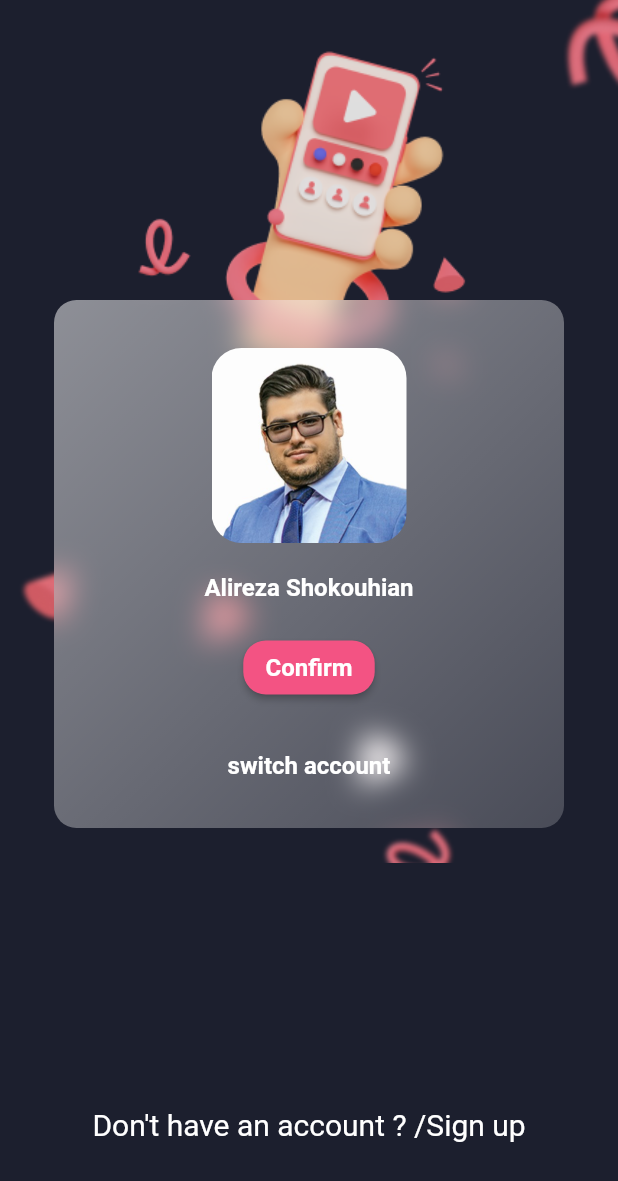
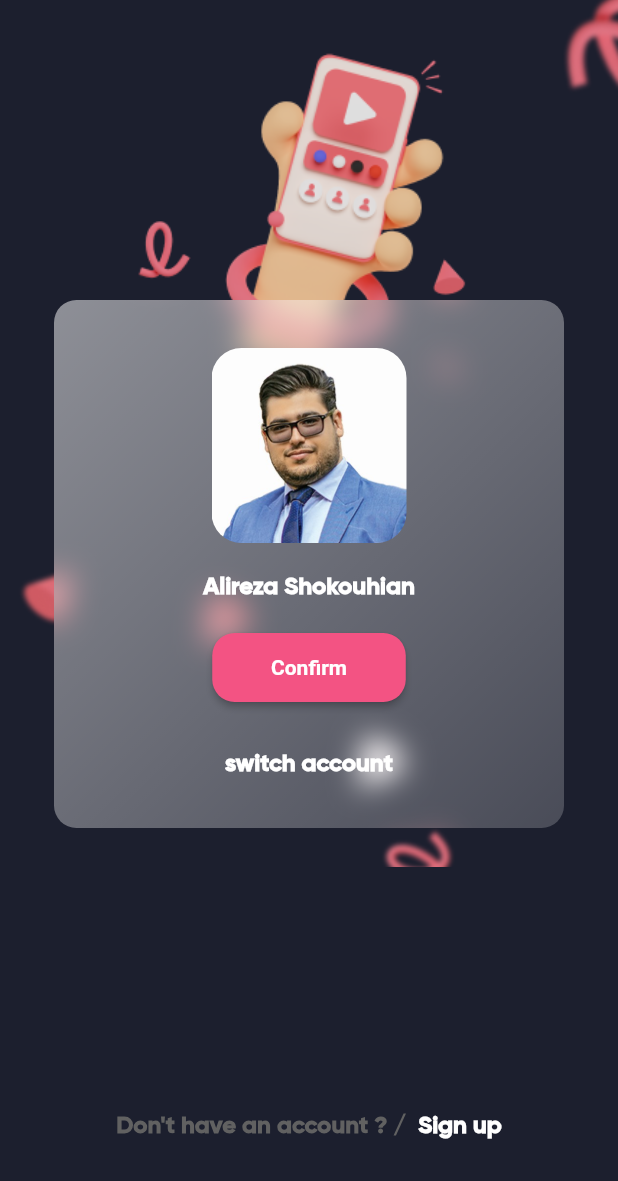
Before and after one commit to alirezaproject/flutter-instagram-clone-ui, a Flutter app: the screen it shows after launch, on a phone screen of 412 x 824 dp. Shown: the top 1181 px of the screen. Run offline on Flutter 3.47's test engine with Material 2 defaults, Android fonts, the phone set to English and light mode, and no system bars.

Commit message:
feat : add fonts , manage theme

```diff
--- a/lib/screens/switch_account_screen.dart
+++ b/lib/screens/switch_account_screen.dart
@@ -67,16 +67,14 @@ class SwitchAccountScreen extends StatelessWidget {
                           SizedBox(
                             height: 20,
                           ),
-                          ElevatedButton(
-                            onPressed: () {},
-                            child: Text(
-                              'Confirm',
-                              style: theme.textTheme.button,
-                            ),
-                            style: ElevatedButton.styleFrom(
-                              backgroundColor: theme.colorScheme.primary,
-                              shape: RoundedRectangleBorder(
-                                  borderRadius: BorderRadius.circular(15)),
+                          SizedBox(
+                            height: 46,
+                            width: 129,
+                            child: ElevatedButton(
+                              onPressed: () {},
+                              child: Text(
+                                'Confirm',
+                              ),
                             ),
                           ),
                           SizedBox(
@@ -98,11 +96,13 @@ class SwitchAccountScreen extends StatelessWidget {
         Padding(
           padding: const EdgeInsets.fromLTRB(0, 163, 0, 63),
           child: Row(
+            mainAxisSize: MainAxisSize.max,
             mainAxisAlignment: MainAxisAlignment.center,
             children: [
-              Text('Don\'t have an account ? /',
-                  style: theme.textTheme.headline3),
-              Text('Sign up', style: theme.textTheme.headline3),
+              Text('Don\'t have an account ? / ',
+                  style: theme.textTheme.headline4!
+                      .merge(TextStyle(color: Colors.grey[700]))),
+              Text(' Sign up', style: theme.textTheme.headline4),
             ],
           ),
         )
--- a/lib/theme/theme.dart
+++ b/lib/theme/theme.dart
@@ -2,22 +2,31 @@ import 'package:flutter/material.dart';
 
 ThemeData mainTheme() {
   return ThemeData(
+    elevatedButtonTheme: ElevatedButtonThemeData(
+      style: ElevatedButton.styleFrom(
+          backgroundColor: Color(0xffF35383),
+          shape: RoundedRectangleBorder(
+            borderRadius: BorderRadius.circular(15),
+          ),
+          textStyle: TextStyle(fontWeight: FontWeight.bold)),
+    ),
     scaffoldBackgroundColor: Color(0xff1C1F2E),
     textTheme: TextTheme(
-      headline3: TextStyle(color: Colors.white, fontSize: 20),
+      headline3: TextStyle(
+        color: Colors.white,
+        fontSize: 20,
+        fontFamily: 'GB',
+      ),
       headline4: TextStyle(
           color: Colors.white,
           fontSize: 16,
           fontWeight: FontWeight.bold,
-      ),
+          fontFamily: 'GB'),
       button: TextStyle(
           color: Colors.white,
           fontWeight: FontWeight.bold,
           fontSize: 16,
-      ),
-    ),
-    colorScheme: ColorScheme.light(
-      primary: Color(0xffF35383),
+          fontFamily: ''),
     ),
   );
 }
```
Also changed, not shown: pubspec.yaml (+30 -0 lines), assets/fonts/GilroyBold.ttf (added), assets/fonts/GilroyExtraBold.ttf (added), assets/fonts/GilroyHeavy.ttf (added), assets/fonts/GilroyLight.ttf (added), assets/fonts/GilroyMedium.ttf (added), assets/fonts/GilroyRegular.ttf (added), assets/fonts/GilroyThin.ttf (added), assets/fonts/ShabnamMedium.ttf (added). Lines whose indentation alone changed are shown as unchanged.
